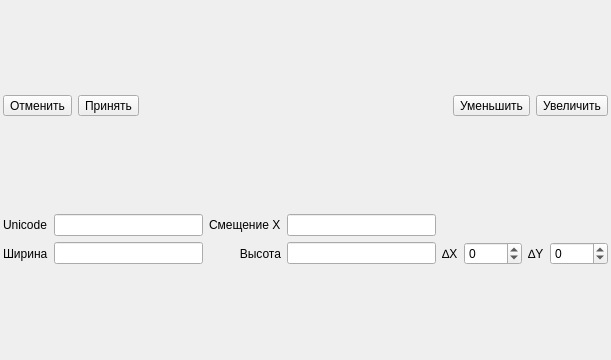
Qt form ui/editWidget.ui (Llerr/FontCreator) before a commit.
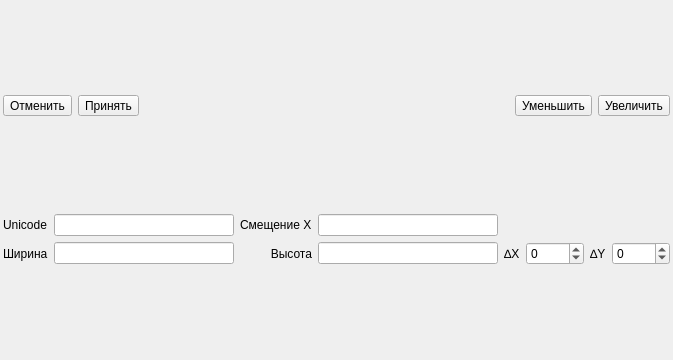
The same form after that commit. Icons and pictures are not drawn.

```diff
--- a/ui/editWidget.ui
+++ b/ui/editWidget.ui
@@ -6,7 +6,7 @@
    <rect>
     <x>0</x>
     <y>0</y>
-    <width>611</width>
+    <width>673</width>
     <height>360</height>
    </rect>
   </property>
```
Left out of the diff: 6 changed lines with no effect on the pictures.
